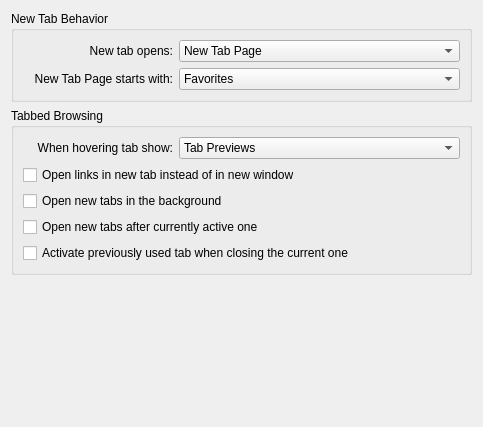
Above: src/settings/settings_tabs.ui from KDE/rekonq before the change. Below: the same form after it.
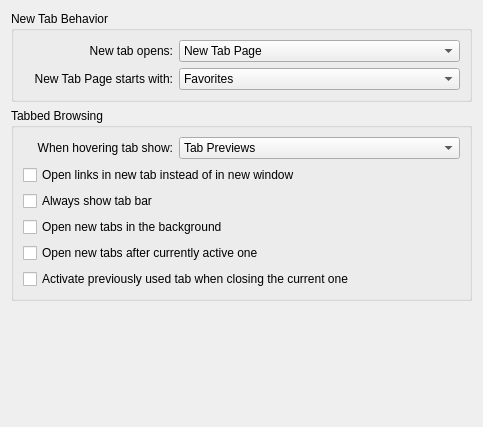
That is the form after the change. Custom widgets are drawn as their Qt base class.

Commit message:
Readds a config option in the tab settings window.
This config option was accedentially removed in commit cb84ae8badcab5bfe095e71cf4c0e33175e60817.

Patch:
```diff
--- a/src/settings/settings_tabs.ui
+++ b/src/settings/settings_tabs.ui
@@ -190,6 +190,13 @@
         </property>
        </widget>
       </item>
+      <item>
+       <widget class="QCheckBox" name="kcfg_alwaysShowTabBar">
+        <property name="text">
+         <string>Always show tab bar</string>
+        </property>
+       </widget>
+      </item>
       <item>
        <widget class="QCheckBox" name="kcfg_openTabsBack">
         <property name="text">
```
